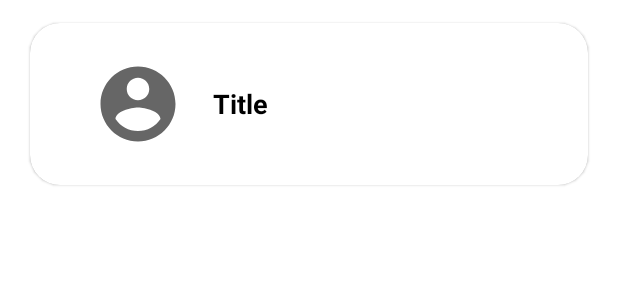
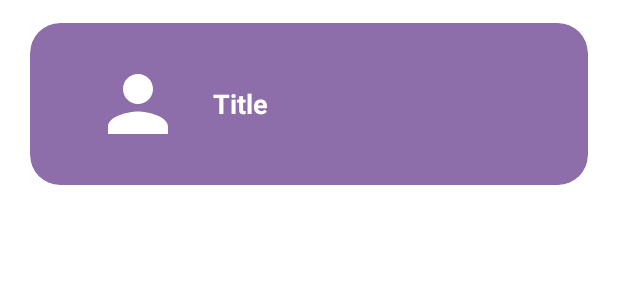
Before and after one commit to nicowsla/ArkanoidApp, an Android app: the layout list_item.xml on its own in the app's theme, with its tools: preview values and no code run, on a phone screen of 412 x 824 dp. Shown: the top 300 px of the screen. Run offline under Robolectric (Android 15) with nearby library versions, the phone set to English and light mode, and no system bars.

Commit message:
FIX  sfondo e chat

```diff
--- a/app/src/main/java/com/example/android/arkanoid/UsersListActivity.java
+++ b/app/src/main/java/com/example/android/arkanoid/UsersListActivity.java
@@ -71,7 +71,8 @@ public class UsersListActivity extends NavigationMenuActivity {
     }
 
     private void fetch() {
-        final Query query = database.getReference().child("utenti");
+        //query di tutti gli utenti ordinati per username
+        final Query query = database.getReference().child("utenti").orderByChild("username");
 
         FirebaseRecyclerOptions<User> options =
                 new FirebaseRecyclerOptions.Builder<User>()
--- a/app/src/main/res/drawable/round_view_received.xml
+++ b/app/src/main/res/drawable/round_view_received.xml
@@ -1,9 +1,9 @@
 <?xml version="1.0" encoding="UTF-8"?>
 <shape xmlns:android="http://schemas.android.com/apk/res/android">
-    <solid android:color="@color/white"/>
+    <solid android:color="@color/semiTransparentOrange"/>
 
-    <stroke android:width="3dp"
-        android:color="@color/Gray"
+    <stroke android:width="0dp"
+        android:color="@color/semiTransparentOrange"
         />
 
     <padding android:left="1dp"
--- a/app/src/main/res/drawable/round_view_send.xml
+++ b/app/src/main/res/drawable/round_view_send.xml
@@ -1,8 +1,8 @@
 <?xml version="1.0" encoding="UTF-8"?>
 <shape xmlns:android="http://schemas.android.com/apk/res/android">
-    <solid android:color="@color/darkGray"/>
+    <solid android:color="@color/semiTransparentColor"/>
 
-    <stroke android:width="3dp"
+    <stroke android:width="0dp"
         android:color="@color/white"
         />
 
--- a/app/src/main/res/layout/activity_messages.xml
+++ b/app/src/main/res/layout/activity_messages.xml
@@ -2,7 +2,7 @@
 <RelativeLayout xmlns:android="http://schemas.android.com/apk/res/android"
     android:layout_width="match_parent"
     android:layout_height="match_parent"
-    android:background="@drawable/background_menu">
+   android:background="@drawable/backgroud">
 
     <androidx.recyclerview.widget.RecyclerView
         android:id="@+id/list"
--- a/app/src/main/res/layout/activity_users_list.xml
+++ b/app/src/main/res/layout/activity_users_list.xml
@@ -6,7 +6,7 @@
     android:layout_height="match_parent"
     android:orientation="vertical"
     tools:context="com.example.android.arkanoid.UsersListActivity"
-    android:background="@drawable/background_menu">
+    android:background="@drawable/backgroud">
 
     <LinearLayout
         android:layout_width="match_parent"
--- a/app/src/main/res/layout/list_item.xml
+++ b/app/src/main/res/layout/list_item.xml
@@ -6,6 +6,8 @@
     android:layout_marginRight="20dp"
     android:layout_marginLeft="20dp"
     app:cardCornerRadius="20dp"
+    app:cardBackgroundColor="@color/semiTransparentColor"
+    app:cardElevation="0dp"
     xmlns:android="http://schemas.android.com/apk/res/android">
 
     <LinearLayout
@@ -33,7 +35,9 @@
                 android:layout_width="60dp"
                 android:layout_height="60dp"
                 android:layout_marginLeft="10dp"
-                android:background="@drawable/baseline_account_circle_24" />
+                app:civ_border_color="@color/white"
+                app:civ_border_width="2dp"
+                android:background="@drawable/ic_baseline_person_white_24" />
 
             <TextView
                 android:id="@+id/list_title"
@@ -42,7 +46,7 @@
                 android:text="Title"
                 android:layout_marginLeft="20dp"
                 android:layout_gravity="center"
-                android:textColor="@android:color/black"
+                android:textColor="@android:color/white"
                 android:textSize="18sp"
                 android:textStyle="bold" />
 
--- a/app/src/main/res/layout/list_messages.xml
+++ b/app/src/main/res/layout/list_messages.xml
@@ -13,8 +13,7 @@
     android:focusable="true"
     android:orientation="vertical"
     android:padding="16dp"
-    android:outlineAmbientShadowColor="#9ea7aa"
-    android:background="@drawable/background_menu">
+    android:outlineAmbientShadowColor="#9ea7aa">
 
 
     <TextView
--- a/app/src/main/res/values/colors.xml
+++ b/app/src/main/res/values/colors.xml
@@ -7,4 +7,8 @@
     <color name="darkGray">#363636</color>
     <color name="white">#FFF</color>
     <color name="button">#FEFFDB</color>
+    <color name="purple_dark">#38006b</color>
+    <color name="semiTransparentColor">#9138006b</color>
+    <color name="orange">#ffc107</color>
+    <color name="semiTransparentOrange">#91ffecb3</color>
 </resources>
```
Also changed, not shown: app/src/main/res/drawable/backgroud.png (added).
